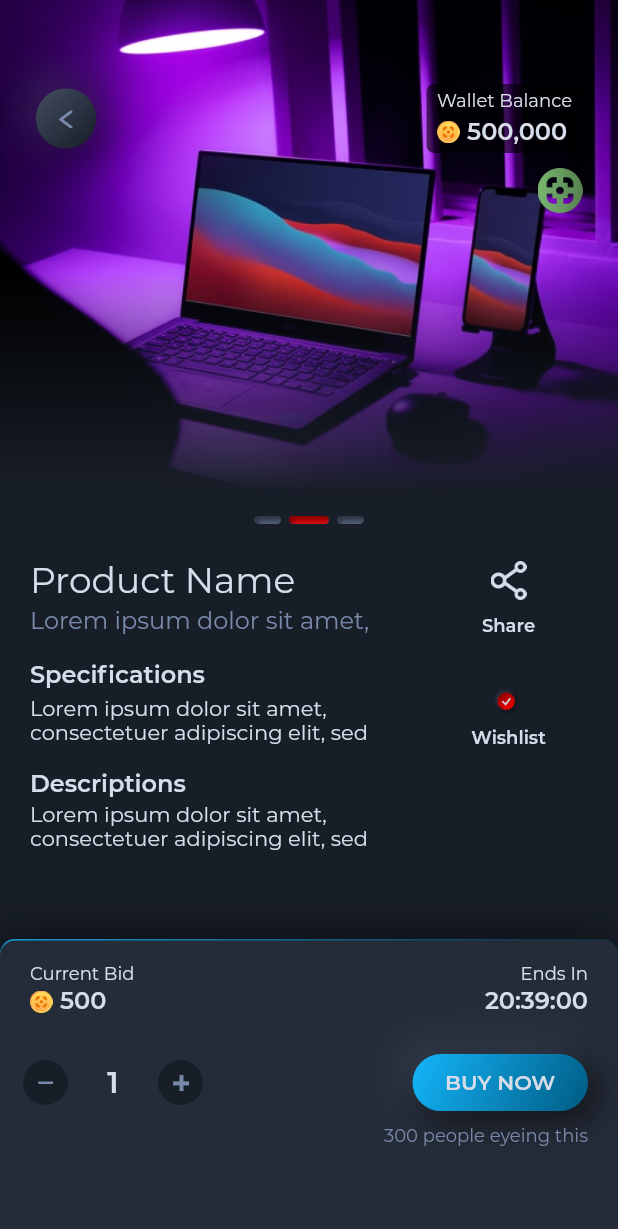
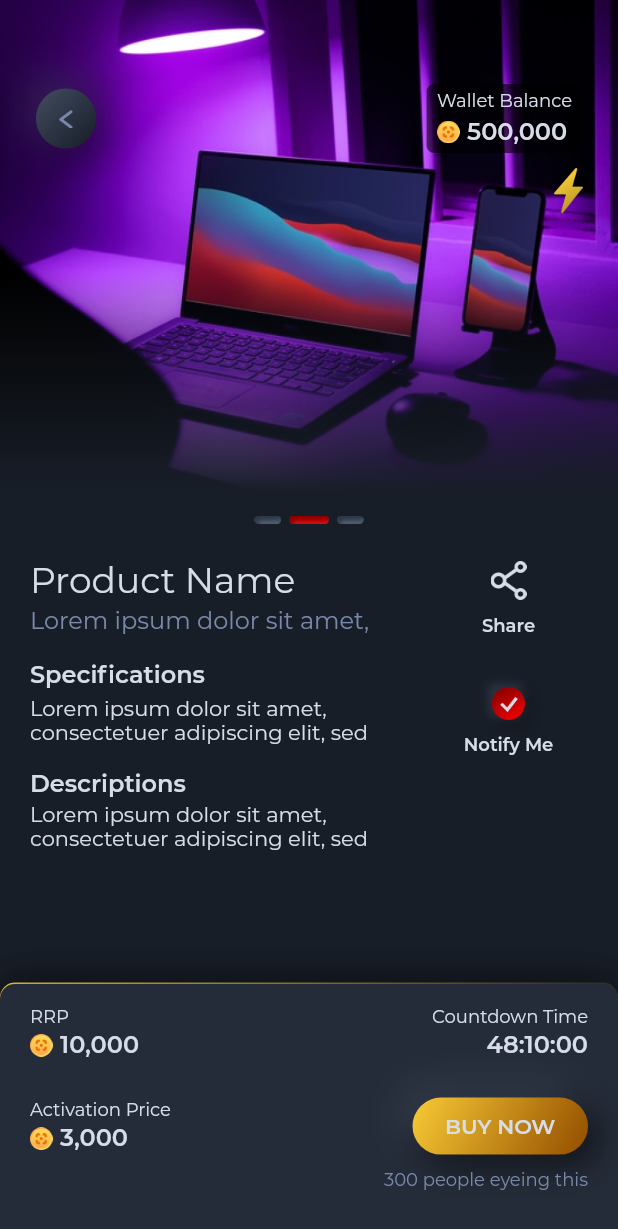
Before and after one commit to phemmyadot/wallet_app, a Flutter app: the BidFast screen opened directly, on a phone screen of 412 x 824 dp. Shown: the top 1229 px of the screen. Run offline on Flutter 3.47's test engine with Material 2 defaults, Android fonts, the phone set to English and light mode, and no system bars; our stand-ins replace flutter_neumorphic, path_drawing; project files that could hold a hidden picture were left out.

Commit message:
bid fast

```diff
--- a/lib/screens/live_store/auction_high/auction_high.dart
+++ b/lib/screens/live_store/auction_high/auction_high.dart
@@ -3,8 +3,6 @@
 import 'package:livecom/utils/app_colors.dart';
 
 class AuctionHigh extends StatefulWidget {
-  static const routeName = '/auction';
-
   const AuctionHigh({Key key}) : super(key: key);
 
   @override
@@ -195,7 +193,7 @@
             ),
           ),
           Container(
-            height: 198,
+            height: 169,
             decoration: BoxDecoration(
               boxShadow: [
                 BoxShadow(
@@ -228,7 +226,7 @@
                   top: null,
                   right: 0,
                   bottom: 0,
-                  height: 197,
+                  height: 168,
                   child: Container(
                     padding: EdgeInsets.only(top: 15),
                     decoration: BoxDecoration(
@@ -391,7 +389,7 @@
                             ],
                           ),
                         ),
-                        SizedBox(height: 25.86),
+                        SizedBox(height: 9),
                         Padding(
                           padding: EdgeInsets.only(left: 15.29, right: 20.0),
                           child: Row(
--- a/lib/screens/live_store/auction_low/auction_low.dart
+++ b/lib/screens/live_store/auction_low/auction_low.dart
@@ -3,8 +3,6 @@
 import 'package:livecom/utils/app_colors.dart';
 
 class AuctionLow extends StatefulWidget {
-  static const routeName = '/auction';
-
   const AuctionLow({Key key}) : super(key: key);
 
   @override
@@ -195,7 +193,7 @@
             ),
           ),
           Container(
-            height: 198,
+            height: 178,
             decoration: BoxDecoration(
               boxShadow: [
                 BoxShadow(
@@ -228,7 +226,7 @@
                   top: null,
                   right: 0,
                   bottom: 0,
-                  height: 197,
+                  height: 177,
                   child: Container(
                     padding: EdgeInsets.only(top: 15),
                     decoration: BoxDecoration(
--- a/lib/screens/live_store/bid_fast/bid_fast.dart
+++ b/lib/screens/live_store/bid_fast/bid_fast.dart
@@ -3,8 +3,6 @@
 import 'package:livecom/utils/app_colors.dart';
 
 class BidFast extends StatefulWidget {
-  static const routeName = '/auction';
-
   const BidFast({Key key}) : super(key: key);
 
   @override
@@ -161,17 +159,35 @@
                               SizedBox(height: 33.83),
                               Column(
                                 children: [
-                                  Image.asset(
-                                    "assets/images/notify_me.png",
-                                    color: null,
-                                    fit: BoxFit.fill,
-                                    width: 21.98,
-                                    height: 21.98,
-                                    colorBlendMode: BlendMode.dstATop,
+                                  Container(
+                                    decoration: BoxDecoration(
+                                      boxShadow: [
+                                        BoxShadow(
+                                          color: Color(0xff000000)
+                                              .withOpacity(0.4),
+                                          offset: Offset(3.0, 3.0),
+                                          blurRadius: 10.0,
+                                        ),
+                                        BoxShadow(
+                                          color: Color(0xff505D75)
+                                              .withOpacity(0.4),
+                                          offset: Offset(-2.0, -2.0),
+                                          blurRadius: 5.0,
+                                        )
+                                      ],
+                                    ),
+                                    child: Image.asset(
+                                      "assets/images/notify_me.png",
+                                      color: null,
+                                      fit: BoxFit.fill,
+                                      width: 21.98,
+                                      height: 21.98,
+                                      colorBlendMode: BlendMode.dstATop,
+                                    ),
                                   ),
-                                  SizedBox(height: 5.33),
+                                  SizedBox(height: 10),
                                   Text(
-                                    '''Wishlist''',
+                                    '''Notify Me''',
                                     overflow: TextOverflow.visible,
                                     textAlign: TextAlign.left,
                                     style: TextStyle(
@@ -195,7 +211,7 @@
             ),
           ),
           Container(
-            height: 198,
+            height: 169,
             decoration: BoxDecoration(
               boxShadow: [
                 BoxShadow(
@@ -213,8 +229,8 @@
                       begin: Alignment.centerLeft,
                       end: Alignment.centerRight,
                       colors: [
-                        Color(0xff15B9FF),
-                        Color(0xff15B9FF).withOpacity(0.15),
+                        Color(0xffFCCF37),
+                        Color(0xffFCCF37).withOpacity(0.15),
                       ],
                     ),
                     borderRadius: BorderRadius.only(
@@ -228,7 +244,7 @@
                   top: null,
                   right: 0,
                   bottom: 0,
-                  height: 197,
+                  height: 168,
                   child: Container(
                     padding: EdgeInsets.only(top: 15),
                     decoration: BoxDecoration(
@@ -256,7 +272,7 @@
                                 crossAxisAlignment: CrossAxisAlignment.start,
                                 children: [
                                   Text(
-                                    '''Current Bid''',
+                                    '''RRP''',
                                     overflow: TextOverflow.visible,
                                     textAlign: TextAlign.left,
                                     style: TextStyle(
@@ -277,7 +293,7 @@
                                       ),
                                       SizedBox(width: 5),
                                       Text(
-                                        '''500''',
+                                        '''10,000''',
                                         overflow: TextOverflow.visible,
                                         textAlign: TextAlign.left,
                                         style: TextStyle(
@@ -296,7 +312,7 @@
                                 crossAxisAlignment: CrossAxisAlignment.end,
                                 children: [
                                   Text(
-                                    '''Ends In''',
+                                    '''Countdown Time''',
                                     overflow: TextOverflow.visible,
                                     textAlign: TextAlign.left,
                                     style: TextStyle(
@@ -309,7 +325,7 @@
                                   ),
                                   SizedBox(height: 2.76),
                                   Text(
-                                    '''20:39:00''',
+                                    '''48:10:00''',
                                     overflow: TextOverflow.visible,
                                     textAlign: TextAlign.left,
                                     style: TextStyle(
@@ -327,67 +343,48 @@
                         ),
                         SizedBox(height: 25.86),
                         Padding(
-                          padding: EdgeInsets.only(left: 15.29, right: 20.0),
+                          padding: EdgeInsets.symmetric(horizontal: 20.0),
                           child: Row(
                             mainAxisAlignment: MainAxisAlignment.spaceBetween,
                             children: [
-                              Row(
-                                crossAxisAlignment: CrossAxisAlignment.center,
+                              Column(
+                                crossAxisAlignment: CrossAxisAlignment.start,
                                 children: [
-                                  InkWell(
-                                    onTap: () => setState(
-                                        () => quantity > 1 ? quantity-- : 1),
-                                    child: Container(
-                                      height: 30,
-                                      width: 30,
-                                      decoration: BoxDecoration(
-                                        borderRadius: BorderRadius.circular(30),
-                                        color: Color(0xff181E28),
-                                      ),
-                                      child: Center(
-                                        child: Image.asset(
-                                          'assets/images/minus.png',
-                                          width: 11.11,
-                                          height: 2.22,
-                                        ),
-                                      ),
+                                  Text(
+                                    '''Activation Price''',
+                                    overflow: TextOverflow.visible,
+                                    textAlign: TextAlign.left,
+                                    style: TextStyle(
+                                      height: 1.125,
+                                      fontSize: 12.0,
+                                      fontFamily: 'Montserrat',
+                                      fontWeight: FontWeight.w400,
+                                      color: Color(0xffd7dde8),
                                     ),
                                   ),
-                                  Container(
-                                    width: 60,
-                                    child: Center(
-                                      child: Text(
-                                        quantity.toString(),
+                                  SizedBox(height: 2.86),
+                                  Row(
+                                    children: [
+                                      Image.asset(
+                                        'assets/images/coin.png',
+                                        width: 15,
+                                        height: 15,
+                                      ),
+                                      SizedBox(width: 5),
+                                      Text(
+                                        '''3,000''',
                                         overflow: TextOverflow.visible,
                                         textAlign: TextAlign.left,
                                         style: TextStyle(
                                           height: 1.125,
-                                          fontSize: 20.0,
+                                          fontSize: 16.0,
                                           fontFamily: 'Montserrat',
                                           fontWeight: FontWeight.w600,
                                           color: Color(0xffd7dde8),
                                         ),
                                       ),
-                                    ),
+                                    ],
                                   ),
-                                  InkWell(
-                                    onTap: () => setState(() => quantity++),
-                                    child: Container(
-                                      height: 30,
-                                      width: 30,
-                                      decoration: BoxDecoration(
-                                        borderRadius: BorderRadius.circular(30),
-                                        color: Color(0xff181E28),
-                                      ),
-                                      child: Center(
-                                        child: Image.asset(
-                                          'assets/images/add.png',
-                                          width: 11.11,
-                                          height: 11.11,
-                                        ),
-                                      ),
-                                    ),
-                                  )
                                 ],
                               ),
                               Container(
@@ -414,8 +411,8 @@
                                         0.8119657413752752, 1.6842103928068268),
                                     stops: [0.0, 1.0],
                                     colors: [
-                                      Color(0xff15B9FF),
-                                      Color(0xff005E87),
+                                      Color(0xffFCCF37),
+                                      Color(0xff965100),
                                     ],
                                   ),
                                 ),
--- a/lib/screens/live_store/bid_fast/marketing.dart
+++ b/lib/screens/live_store/bid_fast/marketing.dart
@@ -173,9 +173,9 @@
                   mainAxisAlignment: MainAxisAlignment.end,
                   children: [
                     Container(
-                        width: 30,
+                        width: 19,
                         height: 30,
-                        child: Image.asset('assets/images/e_commerce.png')),
+                        child: Image.asset('assets/images/bid_fast.png')),
                   ],
                 )
               ],
--- a/lib/screens/live_store/e_commerce/e-commerce.dart
+++ b/lib/screens/live_store/e_commerce/e-commerce.dart
@@ -4,7 +4,6 @@
 
 class Ecommerce extends StatefulWidget {
   final bool isInWishList;
-  static const routeName = '/auction';
 
   const Ecommerce({Key key, this.isInWishList = false}) : super(key: key);
 
@@ -205,7 +204,7 @@
             ),
           ),
           Container(
-            height: 198,
+            height: 169,
             decoration: BoxDecoration(
               boxShadow: [
                 BoxShadow(
@@ -238,7 +237,7 @@
                   top: null,
                   right: 0,
                   bottom: 0,
-                  height: 197,
+                  height: 168,
                   child: Container(
                     padding: EdgeInsets.only(top: 15),
                     decoration: BoxDecoration(
--- a/lib/screens/live_store/featured/featured.dart
+++ b/lib/screens/live_store/featured/featured.dart
@@ -1,4 +1,5 @@
 import 'package:flutter/material.dart';
+import 'package:livecom/screens/live_store/bid_fast/bid_fast.dart';
 import 'package:livecom/screens/live_store/featured/feature_card.dart';
 
 class Featured extends StatelessWidget {
@@ -43,11 +44,21 @@
                         decoration: BoxDecoration(
                           borderRadius: BorderRadius.circular(5.0),
                         ),
+                        child: InkWell(
+                          onTap: () => i == 0
+                              ? null
+                              : Navigator.of(context).push(
+                                  MaterialPageRoute(
+                                    builder: (BuildContext context) =>
+                                        BidFast(),
+                                  ),
+                                ),
                           child: FeatureCard(
                             countdown: '''00:71:25''',
                             participants: '''30/100''',
-                          title:
-                              '''This is the title of the Auction High Plus''',
+                            title: i == 0
+                                ? '''This is the title of the Auction High Plus'''
+                                : '''This is the title of the live stream that is live.''',
                             image: Image.asset(
                               "assets/images/featured.png",
                               color: null,
@@ -55,6 +66,7 @@
                               width: 246.0,
                               height: 175.0,
                               colorBlendMode: BlendMode.dstATop,
+                            ),
                           ),
                         ),
                       ),
```
Also changed, not shown: assets/images/bid_fast.png (added), assets/images/notify_me.png. Lines whose indentation alone changed are shown as unchanged.
